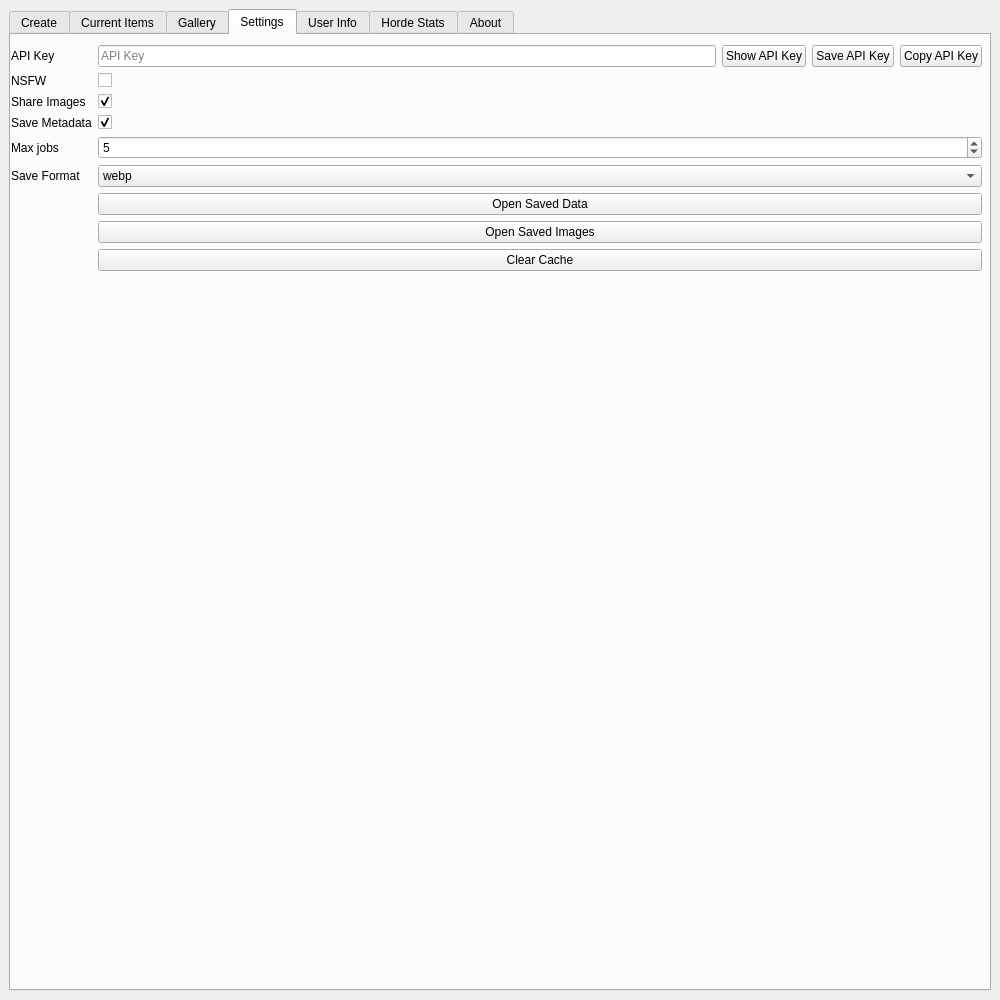
Old version of the form src/hordeqt/ui/form.ui in the repository Unit1208/HordeQT.
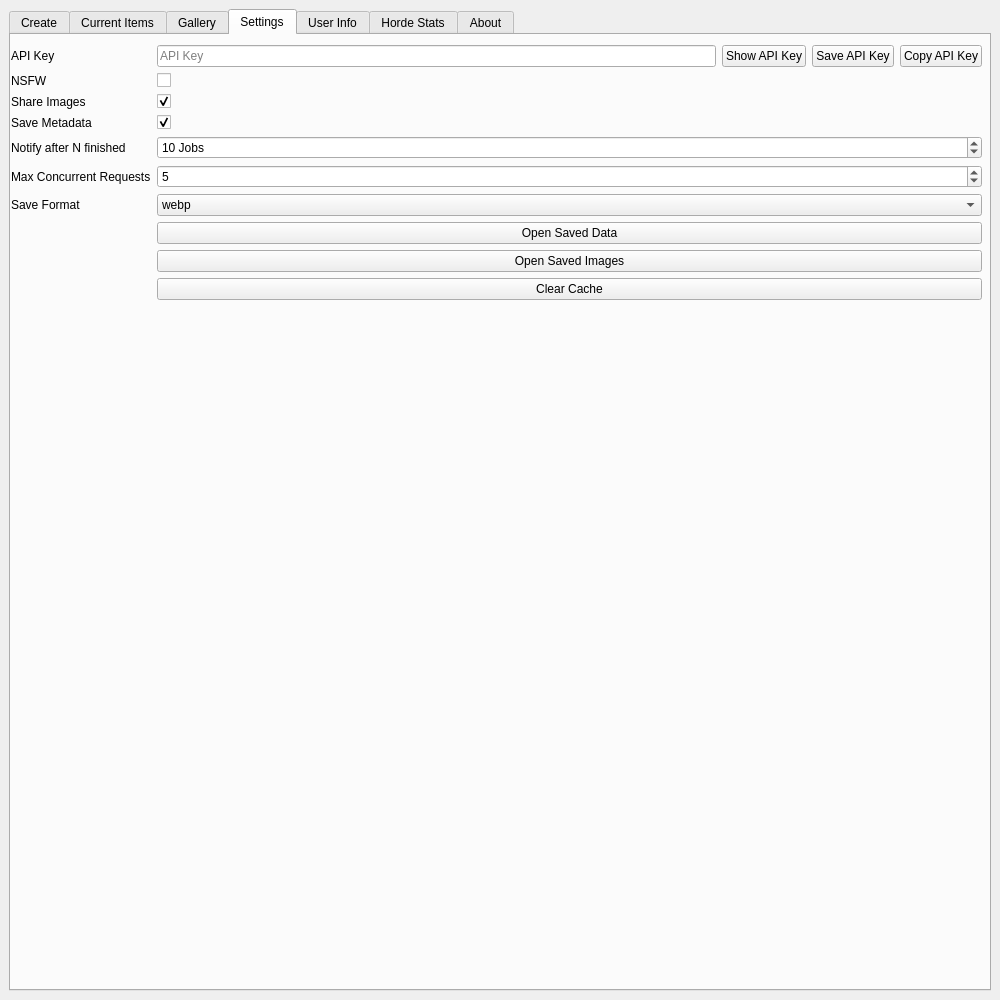
New version of the form. The open tabs and pages were chosen to show the change. Icons and pictures are not drawn.

Diff of the .ui file:
```diff
--- a/src/hordeqt/ui/form.ui
+++ b/src/hordeqt/ui/form.ui
@@ -918,14 +918,31 @@
            </property>
           </widget>
          </item>
-         <item row="4" column="0">
+         <item row="3" column="0">
+          <widget class="QLabel" name="saveMetadataLabel">
+           <property name="text">
+            <string>Save Metadata</string>
+           </property>
+          </widget>
+         </item>
+         <item row="3" column="1">
+          <widget class="QCheckBox" name="saveMetadataCheckBox">
+           <property name="toolTip">
+            <string>Saving metadata allows you to load images even if the internal state of the app is lost, or when transfering between computers.</string>
+           </property>
+           <property name="checked">
+            <bool>true</bool>
+           </property>
+          </widget>
+         </item>
+         <item row="5" column="0">
           <widget class="QLabel" name="maxJobsLabel">
            <property name="text">
-            <string>Max jobs</string>
+            <string>Max Concurrent Requests</string>
            </property>
           </widget>
          </item>
-         <item row="4" column="1">
+         <item row="5" column="1">
           <widget class="QSpinBox" name="maxJobsSpinBox">
            <property name="minimum">
             <number>1</number>
@@ -938,24 +955,14 @@
            </property>
           </widget>
          </item>
+         <item row="6" column="0">
+          <widget class="QLabel" name="saveFormatLabel">
+           <property name="text">
+            <string>Save Format</string>
+           </property>
+          </widget>
+         </item>
          <item row="6" column="1">
-          <widget class="QPushButton" name="openSavedData">
-           <property name="text">
-            <string>Open Saved Data</string>
-           </property>
-           <property name="icon">
-            <iconset theme="QIcon::ThemeIcon::DocumentOpen"/>
-           </property>
-          </widget>
-         </item>
-         <item row="9" column="0">
-          <widget class="QLabel" name="openSavedDataLabel">
-           <property name="text">
-            <string/>
-           </property>
-          </widget>
-         </item>
-         <item row="5" column="1">
           <widget class="QComboBox" name="saveFormatComboBox">
            <item>
             <property name="text">
@@ -974,41 +981,17 @@
            </item>
           </widget>
          </item>
-         <item row="5" column="0">
-          <widget class="QLabel" name="saveFormatLabel">
-           <property name="text">
-            <string>Save Format</string>
-           </property>
-          </widget>
-         </item>
-         <item row="3" column="0">
-          <widget class="QLabel" name="saveMetadataLabel">
-           <property name="text">
-            <string>Save Metadata</string>
-           </property>
-          </widget>
-         </item>
-         <item row="3" column="1">
-          <widget class="QCheckBox" name="saveMetadataCheckBox">
-           <property name="toolTip">
-            <string>Saving metadata allows you to load images even if the internal state of the app is lost, or when transfering between computers.</string>
-           </property>
-           <property name="checked">
-            <bool>true</bool>
-           </property>
-          </widget>
-         </item>
-         <item row="8" column="1">
-          <widget class="QPushButton" name="clearCacheButton">
-           <property name="text">
-            <string>Clear Cache</string>
-           </property>
-           <property name="icon">
-            <iconset theme="QIcon::ThemeIcon::EditClear"/>
-           </property>
-          </widget>
-         </item>
          <item row="7" column="1">
+          <widget class="QPushButton" name="openSavedData">
+           <property name="text">
+            <string>Open Saved Data</string>
+           </property>
+           <property name="icon">
+            <iconset theme="QIcon::ThemeIcon::DocumentOpen"/>
+           </property>
+          </widget>
+         </item>
+         <item row="8" column="1">
           <widget class="QPushButton" name="openSavedImages">
            <property name="text">
             <string>Open Saved Images</string>
@@ -1018,6 +1001,46 @@
            </property>
           </widget>
          </item>
+         <item row="9" column="1">
+          <widget class="QPushButton" name="clearCacheButton">
+           <property name="text">
+            <string>Clear Cache</string>
+           </property>
+           <property name="icon">
+            <iconset theme="QIcon::ThemeIcon::EditClear"/>
+           </property>
+          </widget>
+         </item>
+         <item row="10" column="0">
+          <widget class="QLabel" name="openSavedDataLabel">
+           <property name="text">
+            <string/>
+           </property>
+          </widget>
+         </item>
+         <item row="4" column="0">
+          <widget class="QLabel" name="notifyAfterNFinishedLabel">
+           <property name="text">
+            <string>Notify after N finished</string>
+           </property>
+          </widget>
+         </item>
+         <item row="4" column="1">
+          <widget class="QSpinBox" name="notifyAfterNFinishedSpinBox">
+           <property name="statusTip">
+            <string>Set to 0 to disable notifications</string>
+           </property>
+           <property name="suffix">
+            <string> Jobs</string>
+           </property>
+           <property name="maximum">
+            <number>1024</number>
+           </property>
+           <property name="value">
+            <number>10</number>
+           </property>
+          </widget>
+         </item>
         </layout>
        </widget>
       </widget>
```
Left out of the diff: 2 changed lines with no effect on the pictures.
